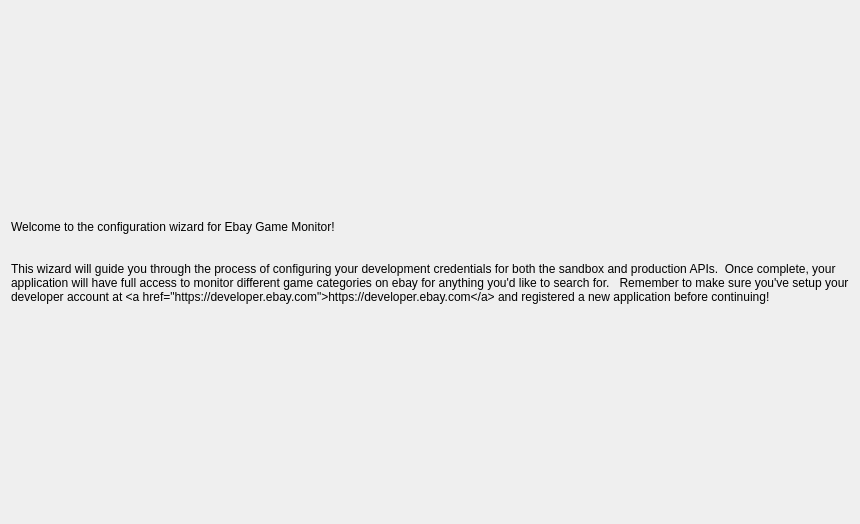
Old version of the form ui/wizardpage1.ui in the repository bekindpleaserewind/gamefinder.
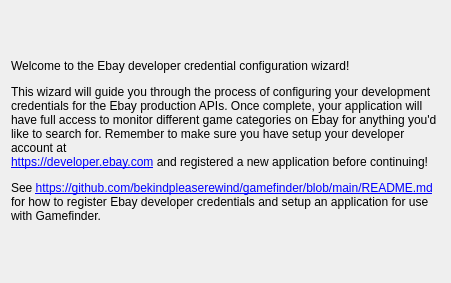
New version of the form.

Commit message: #2 Updating credentials is broken

Patch:
```diff
--- a/ui/wizardpage1.ui
+++ b/ui/wizardpage1.ui
@@ -6,15 +6,21 @@
    <rect>
     <x>0</x>
     <y>0</y>
-    <width>860</width>
-    <height>524</height>
+    <width>451</width>
+    <height>283</height>
    </rect>
   </property>
+  <property name="minimumSize">
+   <size>
+    <width>450</width>
+    <height>0</height>
+   </size>
+  </property>
   <property name="windowTitle">
    <string>WizardPage</string>
   </property>
   <property name="title">
-   <string>Ebay Game Monitor</string>
+   <string>Gamefinder</string>
   </property>
   <property name="subTitle">
    <string/>
@@ -22,11 +28,14 @@
   <layout class="QVBoxLayout" name="verticalLayout">
    <item>
     <widget class="QLabel" name="label">
+     <property name="sizePolicy">
+      <sizepolicy hsizetype="MinimumExpanding" vsizetype="MinimumExpanding">
+       <horstretch>0</horstretch>
+       <verstretch>0</verstretch>
+      </sizepolicy>
+     </property>
      <property name="text">
-      <string>Welcome to the configuration wizard for Ebay Game Monitor!
-
-
-This wizard will guide you through the process of configuring your development credentials for both the sandbox and production APIs.  Once complete, your application will have full access to monitor different game categories on ebay for anything you'd like to search for.   Remember to make sure you've setup your developer account at &lt;a href=&quot;https://developer.ebay.com&quot;&gt;https://developer.ebay.com&lt;/a&gt; and registered a new application before continuing!</string>
+      <string>&lt;html&gt;&lt;head/&gt;&lt;body&gt;&lt;p&gt;Welcome to the Ebay developer credential configuration wizard!&lt;/p&gt;&lt;p&gt;This wizard will guide you through the process of configuring your development credentials for the Ebay production APIs. Once complete, your application will have full access to monitor different game categories on Ebay for anything you'd like to search for. Remember to make sure you have setup your developer account at &lt;br/&gt;&lt;a href=&quot;https://developer.ebay.com&quot;&gt;&lt;span style=&quot; text-decoration: underline; color:#0000ff;&quot;&gt;https://developer.ebay.com&lt;/span&gt;&lt;/a&gt; and registered a new application before continuing!&lt;/p&gt;&lt;p&gt;See &lt;a href=&quot;https://github.com/bekindpleaserewind/gamefinder/blob/main/README.md&quot;&gt;&lt;span style=&quot; text-decoration: underline; color:#0000ff;&quot;&gt;https://github.com/bekindpleaserewind/gamefinder/blob/main/README.md&lt;/span&gt;&lt;/a&gt; for how to register Ebay developer credentials and setup an application for use with Gamefinder.&lt;/p&gt;&lt;/body&gt;&lt;/html&gt;</string>
      </property>
      <property name="textFormat">
       <enum>Qt::MarkdownText</enum>
```
Left out of the diff: 3 changed lines with no effect on the pictures. The commit also changes 7 other files.
